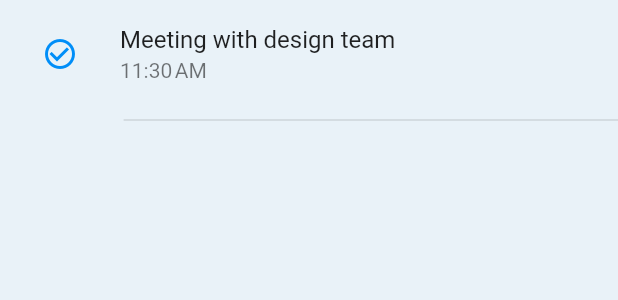
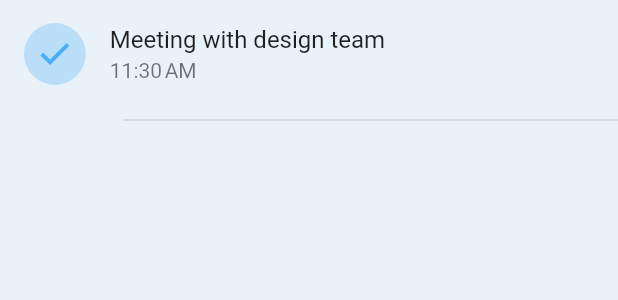
Before and after one commit to Amirnlz/task_management, a Flutter app: what taskWidget() shows on an empty page, opened directly with sample values from the repository, on a phone screen of 412 x 824 dp. Shown: the top 300 px of the screen. Run offline on Flutter 3.47's test engine with Material 2 defaults, Android fonts, the phone set to English and light mode, and no system bars; our stand-ins replace flutter_svg, get.

Commit message:
refactor taskTile design

```diff
--- a/lib/screens/home/components/tasks/today_tasks.dart
+++ b/lib/screens/home/components/tasks/today_tasks.dart
@@ -1,7 +1,8 @@
 import 'package:flutter/material.dart';
+import 'package:flutter_svg/svg.dart';
 import 'package:get/get.dart';
+import 'package:task_management/helpers/contants.dart';
 
-import '../../../../helpers/contants.dart';
 import '../../../../helpers/extensions/date_extension.dart';
 import '../../../../models/task.dart';
 
@@ -29,12 +30,9 @@ Column taskWidget(Task task) {
   return Column(
     children: [
       ListTile(
-        leading: IconButton(
-          onPressed: () {},
-          icon: Icon(
-            Icons.check_circle_outline,
-            color: task.isDone ? primaryColor : Colors.grey,
-          ),
+        leading: GestureDetector(
+          onTap: () {},
+          child: checkIconWidget(task.isDone),
         ),
         title: Text(
           task.title,
@@ -55,3 +53,21 @@ Column taskWidget(Task task) {
     ],
   );
 }
+
+Widget checkIconWidget(bool isDone) {
+  return Container(
+    width: Get.width * 0.1,
+    height: Get.width * 0.1,
+    padding: const EdgeInsets.all(5),
+    decoration: BoxDecoration(
+      shape: BoxShape.circle,
+      color:
+          isDone ? primaryColor.withOpacity(0.2) : Colors.grey.withOpacity(0.2),
+    ),
+    child: SvgPicture.asset(
+      'assets/icons/check.svg',
+      color:
+          isDone ? primaryColor.withOpacity(0.6) : Colors.grey.withOpacity(0.6),
+    ),
+  );
+}
--- a/lib/screens/home/main_widgets.dart
+++ b/lib/screens/home/main_widgets.dart
@@ -29,21 +29,21 @@ class MainWidgets extends StatelessWidget {
         children: const [
           TabBar(
             labelColor: Colors.black,
+            unselectedLabelColor: Colors.grey,
             indicatorColor: accentColor,
             padding: EdgeInsets.all(30),
+            labelStyle: kTabsLabelTextStyle,
             tabs: [
               Padding(
                 padding: EdgeInsets.only(bottom: 15),
                 child: Text(
                   'Today\'s Tasks (5)',
-                  style: kTabsLabelTextStyle,
                 ),
               ),
               Padding(
                 padding: EdgeInsets.only(bottom: 15),
                 child: Text(
                   'Completed (2)',
-                  style: kTabsLabelTextStyle,
                 ),
               ),
             ],
```
Also changed, not shown: assets/icons/check.svg (added).
